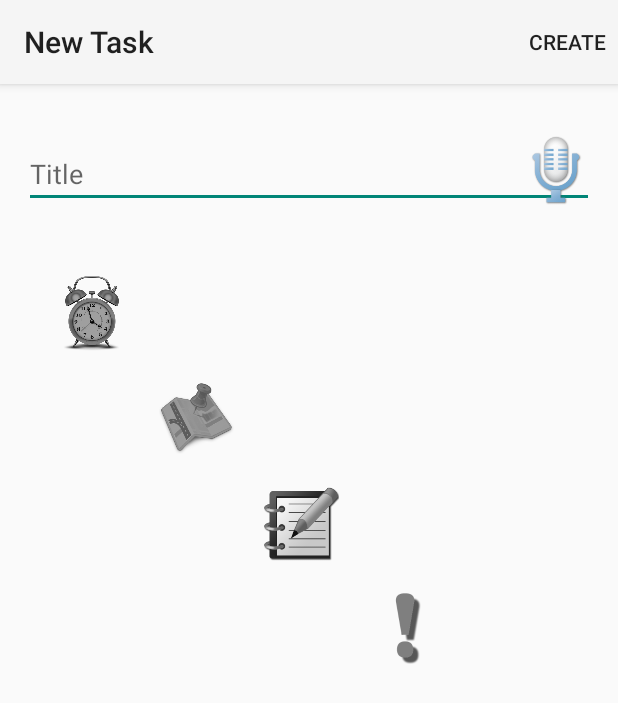
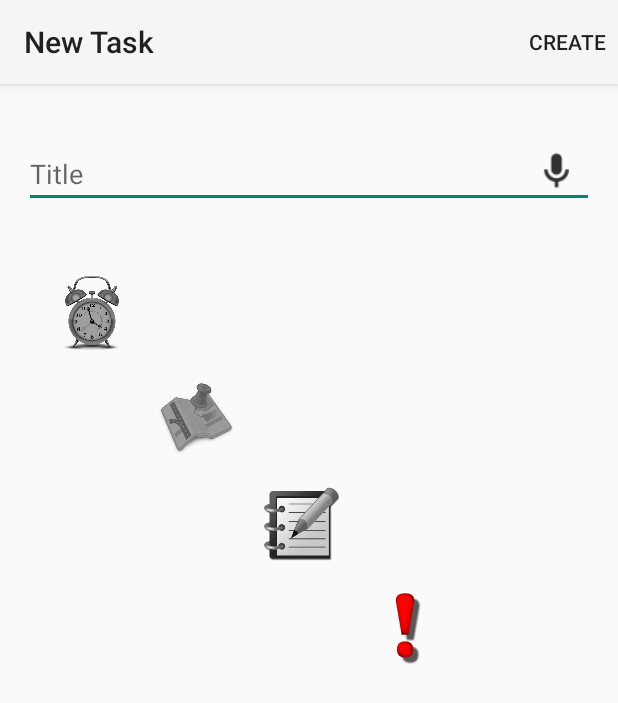
Before and after one commit to drorifar/RememberToDo, an Android app: the CreateTaskActivity screen opened directly, with no data from a screen before it, on a phone screen of 412 x 824 dp. Shown: the top 703 px of the screen. Run offline under Robolectric (Android 15) with nearby library versions, the phone set to English and light mode, and no system bars.

Commit message:
changes in few icons and canceling screen rotation via AndroidManifest

```diff
--- a/RememberToDo/build.gradle
+++ b/RememberToDo/build.gradle
@@ -3,7 +3,7 @@ buildscript {
         mavenCentral()
     }
     dependencies {
-        classpath 'com.android.tools.build:gradle:0.7.+'
+        classpath 'com.android.tools.build:gradle:0.9.+'
     }
 }
 apply plugin: 'android'
--- a/RememberToDo/src/main/java/il/ac/shenkar/remember_to_do/CreateTaskActivity.java
+++ b/RememberToDo/src/main/java/il/ac/shenkar/remember_to_do/CreateTaskActivity.java
@@ -331,8 +331,8 @@ public class CreateTaskActivity extends ActionBarActivity {
     public void onActivityResult(int requestCode, int resultCode, Intent data) {
 
         if (resultCode == RESULT_OK) {
-             if (requestCode == VR_REQUEST ) {
-                 //store the returned word list as an ArrayList
+            if (requestCode == VR_REQUEST ) {
+                //store the returned word list as an ArrayList
                 ArrayList<String> suggestedWords = data.getStringArrayListExtra(RecognizerIntent.EXTRA_RESULTS);
                 if (suggestedWords != null && !suggestedWords.isEmpty())
                 {
@@ -344,7 +344,7 @@ public class CreateTaskActivity extends ActionBarActivity {
                 //store the returned word list as an ArrayList
                 Bundle bundle = data.getExtras();
                 if (bundle != null && bundle.containsKey("location"))
-                       location = bundle.getString("location");
+                    location = bundle.getString("location");
                 final ImageView setLocationButton = (ImageView) findViewById(R.id.location_reminder_button);
                 final TextView setLocationTxt = (TextView) findViewById(R.id.location_reminder_txt);
                 if (location != null && !location.isEmpty()){
@@ -449,14 +449,20 @@ public class CreateTaskActivity extends ActionBarActivity {
      * the option menu onCreate method
      * @param menu
      * @return
-    */
+     */
     @Override
     public boolean onCreateOptionsMenu(Menu menu) {
         // Inflate the menu items for use in the action bar
         MenuInflater inflater = getMenuInflater();
         if (isEdit)
-               inflater.inflate(R.menu.edit_menu, menu);
-        else inflater.inflate(R.menu.add_menu, menu);
+        {
+            setTitle(R.string.title_update);
+            inflater.inflate(R.menu.edit_menu, menu);
+        }
+        else
+        {
+            inflater.inflate(R.menu.add_menu, menu);
+        }
         return super.onCreateOptionsMenu(menu);
     }
 
--- a/RememberToDo/src/main/res/layout/create_task_view.xml
+++ b/RememberToDo/src/main/res/layout/create_task_view.xml
@@ -23,7 +23,7 @@
         android:layout_width="50dp"
         android:layout_height="50dp"
         android:id="@+id/add_voice_button"
-        android:src="@drawable/microphone"
+        android:src="@drawable/ic_device_access_mic"
         android:adjustViewBounds="true"
         android:layout_alignBottom="@+id/title"
         android:layout_alignRight="@+id/title"
@@ -31,11 +31,11 @@
 
 
     <ImageView
-            android:layout_width="50dp"
-            android:layout_height="50dp"
-            android:id="@+id/add_clock_reminder"
-            android:src="@drawable/alarmclock_gray"
-            android:adjustViewBounds="true"
+        android:layout_width="50dp"
+        android:layout_height="50dp"
+        android:id="@+id/add_clock_reminder"
+        android:src="@drawable/alarmclock_gray"
+        android:adjustViewBounds="true"
         android:layout_below="@+id/title"
         android:layout_alignParentLeft="false"
         android:layout_alignParentStart="false"
@@ -96,7 +96,7 @@
             android:layout_width="50dp"
             android:layout_height="50dp"
             android:id="@+id/priority_button"
-            android:src="@drawable/exclamation_gray"
+            android:src="@drawable/exclamation_mark"
             android:adjustViewBounds="true"
             android:layout_below="@+id/add_notes_button"
             android:layout_toRightOf="@+id/add_notes_button"
--- a/RememberToDo/src/main/res/layout/location_picker.xml
+++ b/RememberToDo/src/main/res/layout/location_picker.xml
@@ -24,7 +24,7 @@
             android:id="@+id/myLocation"
             android:layout_width="wrap_content"
             android:layout_height="wrap_content"
-            android:src="@drawable/my_location"
+            android:src="@drawable/ic_action_device_access_location_found"
             android:layout_alignParentTop="true"
             android:layout_alignParentRight="true"
             android:layout_alignParentEnd="true" />
--- a/RememberToDo/src/main/res/menu/edit_menu.xml
+++ b/RememberToDo/src/main/res/menu/edit_menu.xml
@@ -7,4 +7,5 @@
         android:title="@string/action_update"
         myapp:showAsAction="ifRoom|withText" />
 
+
 </menu>
--- a/RememberToDo/src/main/res/values/strings.xml
+++ b/RememberToDo/src/main/res/values/strings.xml
@@ -5,6 +5,8 @@
     <string name="hello_world">Hello world!</string>
     <string name="action_settings">Settings</string>
     <string name="title_activity_task">New Task</string>
+    <string name="title_location_task">Set Location</string>
+    <string name="title_update">Edit Task</string>
 
     <string name="addTask">Add Task</string>
     <string name="task_description">Description</string>
```
Also changed, not shown: RememberToDo/src/main/AndroidManifest.xml (+7 -4 lines), RememberToDo/src/main/res/drawable-hdpi/ic_action_device_access_location_found.png (added), RememberToDo/src/main/res/drawable-hdpi/ic_device_access_mic.png (added), RememberToDo/src/main/res/drawable-mdpi/ic_action_device_access_location_found.png (added), RememberToDo/src/main/res/drawable-mdpi/ic_device_access_mic.png (added), RememberToDo/src/main/res/drawable-xhdpi/ic_action_device_access_location_found.png (added), RememberToDo/src/main/res/drawable-xhdpi/ic_device_access_mic.png (added), RememberToDo/src/main/res/drawable-xxhdpi/ic_action_device_access_location_found.png (added), RememberToDo/src/main/res/drawable-xxhdpi/ic_device_access_mic.png (added), gradle/wrapper/gradle-wrapper.properties, 2 other files.
